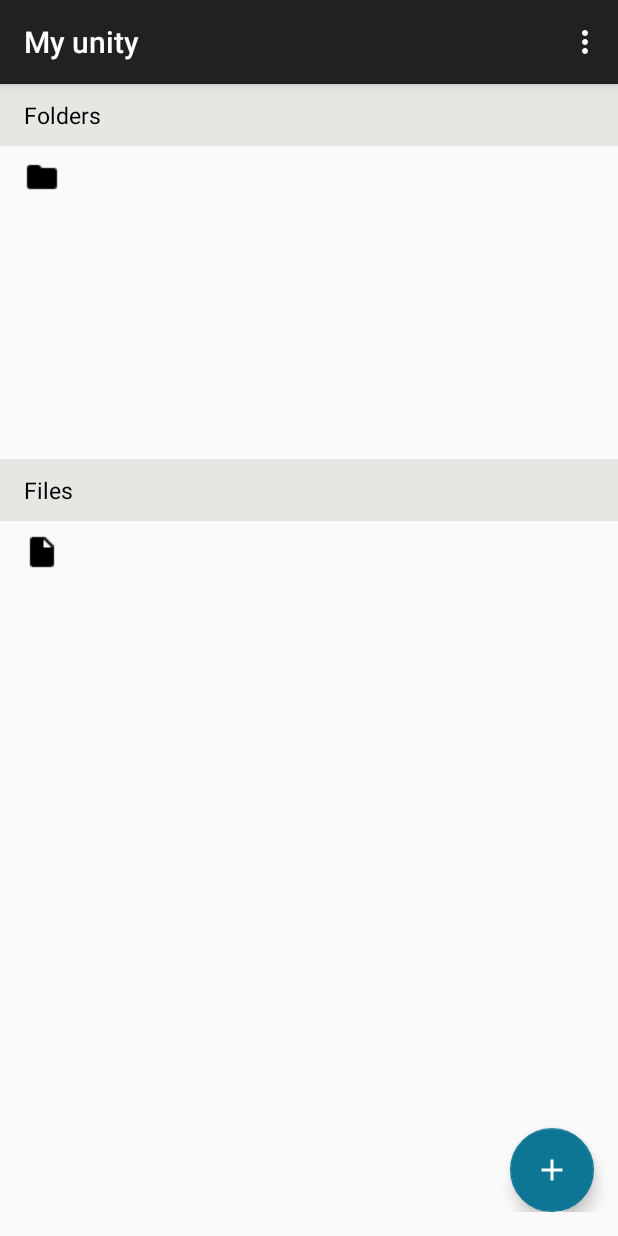
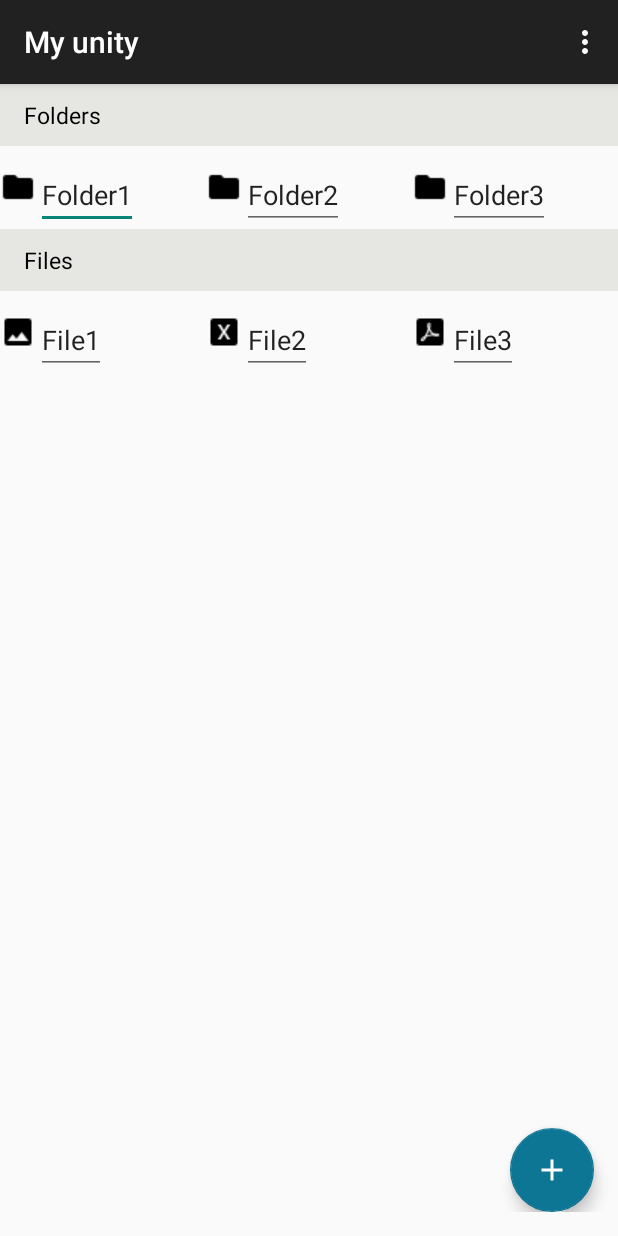
Before and after one commit to sloiza/Taller2, an Android app: the UsersActivity screen opened directly, with no data from a screen before it, on a phone screen of 412 x 824 dp. Run offline under Robolectric (Android 15) with nearby library versions, the light colour scheme and no system bars.

Commit message:
gridLayout in UsersActivity

```diff
--- a/app/build.gradle
+++ b/app/build.gradle
@@ -1,3 +1,13 @@
+buildscript {
+    repositories {
+        mavenCentral() // or jcenter()
+    }
+
+    dependencies {
+        classpath 'com.android.tools.build:gradle:1.3.1'
+    }
+}
+
 apply plugin: 'com.android.application'
 
 android {
@@ -23,5 +33,6 @@ dependencies {
     compile fileTree(dir: 'libs', include: ['*.jar'])
     compile 'com.android.support:appcompat-v7:23.0.1'
     compile 'com.android.support:design:23.0.1'
-    compile 'com.loopj.android:android-async-http:1.4.9'
+    compile project(':android-async-http-1.4.9')
+    compile project(':httpclient-4.4.1.1')
 }
--- a/app/src/main/java/tp/taller2/udrive/LoginActivity.java
+++ b/app/src/main/java/tp/taller2/udrive/LoginActivity.java
@@ -2,8 +2,8 @@ package tp.taller2.udrive;
 
 import android.app.ProgressDialog;
 import android.content.Intent;
+import android.os.Bundle;
 import android.support.v7.app.AppCompatActivity;
-import android.os.Bundle;
 import android.util.Log;
 import android.view.Menu;
 import android.view.MenuItem;
@@ -12,9 +12,9 @@ import android.widget.EditText;
 import android.widget.TextView;
 import android.widget.Toast;
 
-import com.loopj.android.http.RequestParams;
 import com.loopj.android.http.AsyncHttpClient;
 import com.loopj.android.http.AsyncHttpResponseHandler;
+import com.loopj.android.http.RequestParams;
 
 import org.json.JSONException;
 import org.json.JSONObject;
--- a/app/src/main/java/tp/taller2/udrive/UsersActivity.java
+++ b/app/src/main/java/tp/taller2/udrive/UsersActivity.java
@@ -17,12 +17,16 @@ import android.view.View;
 import android.view.ViewGroup;
 import android.widget.AdapterView;
 import android.widget.BaseAdapter;
+import android.widget.GridView;
 import android.widget.ImageView;
 import android.widget.ListView;
 import android.widget.RelativeLayout;
 import android.widget.TextView;
+import android.widget.Toast;
 
 import java.util.ArrayList;
+
+import static android.widget.Toast.*;
 
 public class UsersActivity extends AppCompatActivity {
 
@@ -34,6 +38,11 @@ public class UsersActivity extends AppCompatActivity {
     private DrawerLayout mDrawerLayout;
 
     ArrayList<NavItem> mNavItems = new ArrayList<NavItem>();
+
+    GridView foldersGrid;
+    ArrayList<Content> folders = new ArrayList<Content>();
+    GridView filesGrid;
+    ArrayList<Content> files = new ArrayList<Content>();
 
     class NavItem {
         String mTitle;
@@ -96,6 +105,62 @@ public class UsersActivity extends AppCompatActivity {
         }
     }
 
+
+    class Content {
+        String name;
+        int image;
+
+        public Content(String name, int image) {
+            this.name = name;
+            this.image = image;
+        }
+    }
+
+    class ContentsGridAdapter extends BaseAdapter {
+        private Context context;
+        private ArrayList<Content> contents;
+
+        public ContentsGridAdapter(Context context, ArrayList<Content> contents) {
+            this.context = context;
+            this.contents = contents;
+        }
+
+        @Override
+        public int getCount() {
+            return contents.size();
+        }
+
+        @Override
+        public Object getItem(int position) {
+            return contents.get(position);
+        }
+
+        @Override
+        public long getItemId(int position) {
+            return 0;
+        }
+
+        @Override
+        public View getView(int position, View convertView, ViewGroup parent) {
+            View view = convertView;
+
+            if (view == null) {
+
+                LayoutInflater inflater = (LayoutInflater) context.getSystemService(Context.LAYOUT_INFLATER_SERVICE);
+                view = inflater.inflate(R.layout.icon_grid_view, parent, false);
+            }
+
+            TextView nameView = (TextView) view.findViewById(R.id.contentName);
+            ImageView iconView = (ImageView) view.findViewById(R.id.contentIcon);
+
+            nameView.setText(contents.get(position).name );
+            iconView.setImageResource(contents.get(position).image);
+
+            return view;
+        }
+    }
+
+
     @Override
     protected void onCreate(Bundle savedInstanceState) {
         super.onCreate(savedInstanceState);
@@ -119,6 +184,35 @@ public class UsersActivity extends AppCompatActivity {
             @Override
             public void onItemClick(AdapterView<?> parent, View view, int position, long id) {
                 selectItemFromDrawer(position);
+            }
+        });
+
+
+        folders.add(new Content("Folder1", R.drawable.folder));
+        folders.add(new Content("Folder2", R.drawable.folder));
+        folders.add(new Content("Folder3", R.drawable.folder));
+
+        foldersGrid = (GridView) findViewById(R.id.foldersGridView);
+        foldersGrid.setAdapter(new ContentsGridAdapter(this, folders));
+
+        foldersGrid.setOnItemClickListener(new AdapterView.OnItemClickListener() {
+            @Override
+            public void onItemClick(AdapterView<?> parent, View view, int position, long id) {
+                //TODO: Open folder
+            }
+        });
+
+        files.add(new Content("File1", R.drawable.file_image_box));
+        files.add(new Content("File2", R.drawable.file_excel_box));
+        files.add(new Content("File3", R.drawable.file_pdf_box));
+
+        filesGrid = (GridView) findViewById(R.id.filesGridView);
+        filesGrid.setAdapter(new ContentsGridAdapter(this, files));
+
+        filesGrid.setOnItemClickListener(new AdapterView.OnItemClickListener() {
+            @Override
+            public void onItemClick(AdapterView<?> parent, View view, int position, long id) {
+                //TODO: Open file
             }
         });
 
--- a/app/src/main/res/layout/activity_users.xml
+++ b/app/src/main/res/layout/activity_users.xml
@@ -3,6 +3,7 @@
     android:id="@+id/drawerLayout"
     android:layout_width="match_parent"
     android:layout_height="match_parent">
+
 
     <RelativeLayout
         android:id="@+id/mainContent"
@@ -11,7 +12,17 @@
         android:layout_height="match_parent"
         android:paddingBottom="@dimen/activity_vertical_margin"
         tools:context="tp.taller2.udrive.UsersActivity">
+
+        <ScrollView
+            android:layout_width="match_parent"
+            android:layout_height="match_parent">
+
+            <RelativeLayout
+                android:layout_width="match_parent"
+                android:layout_height="match_parent">
+
                 <TextView
+                    android:id="@+id/foldersText"
                     android:layout_width="fill_parent"
                     android:layout_height="wrap_content"
                     android:paddingLeft="16dp"
@@ -25,15 +36,26 @@
                     android:layout_marginBottom="10dp"
                     android:paddingBottom="10dp"
                     android:paddingTop="10dp"/>
-        <ImageView
-            android:id="@+id/folder"
-            android:layout_width="24dp"
-            android:layout_height="24dp"
-            android:layout_gravity="center"
-            android:layout_marginLeft="16dp"
-            android:layout_marginTop="50dp"
-            android:src="@drawable/folder" />
+                <GridView
+                    android:id="@+id/foldersGridView"
+                    android:layout_width="match_parent"
+                    android:layout_height="wrap_content"
+                    android:columnWidth="120dp"
+                    android:numColumns="auto_fit"
+                    android:stretchMode="columnWidth"
+                    android:gravity="center"
+                    android:layout_below="@id/foldersText">
+                </GridView>
+                <!--<ImageView-->
+                    <!--android:id="@+id/folder"-->
+                    <!--android:layout_width="24dp"-->
+                    <!--android:layout_height="24dp"-->
+                    <!--android:layout_gravity="center"-->
+                    <!--android:layout_marginLeft="16dp"-->
+                    <!--android:layout_marginTop="50dp"-->
+                    <!--android:src="@drawable/folder" />-->
                 <TextView
+                    android:id="@+id/filesText"
                     android:layout_width="fill_parent"
                     android:layout_height="wrap_content"
                     android:paddingLeft="16dp"
@@ -44,23 +66,38 @@
                     android:fontFamily="sans-serif"
                     android:textStyle="normal"
                     android:layout_marginBottom="10dp"
-            android:layout_marginTop="250dp"
                     android:paddingBottom="10dp"
-            android:paddingTop="10dp"/>
-        <ImageView
+                    android:paddingTop="10dp"
+                    android:layout_below="@id/foldersGridView"/>
+                <GridView
+                    android:id="@+id/filesGridView"
+                    android:layout_width="match_parent"
+                    android:layout_height="wrap_content"
+                    android:columnWidth="120dp"
+                    android:numColumns="auto_fit"
+                    android:stretchMode="columnWidth"
+                    android:gravity="center"
+                    android:layout_below="@id/filesText">
+                </GridView>
+                <!--<ImageView
                     android:id="@+id/file"
                     android:layout_width="24dp"
                     android:layout_height="24dp"
                     android:layout_gravity="center"
                     android:layout_marginTop="300dp"
                     android:src="@drawable/file"
-            android:layout_marginLeft="16dp"/>
+                    android:layout_marginLeft="16dp"/>-->
+            </RelativeLayout>
+
+        </ScrollView>
+
         <android.support.design.widget.FloatingActionButton
             android:id="@+id/myFAB"
             android:layout_width="wrap_content"
             android:layout_height="wrap_content"
             android:src="@drawable/plus_white"
             android:layout_alignParentBottom="true"
+            android:layout_alignParentEnd="true"
             android:layout_alignParentRight="true"
             android:layout_marginRight="16dp"
             app:elevation="6dp"
--- /dev/null
+++ b/app/src/main/res/layout/icon_grid_view.xml
@@ -0,0 +1,24 @@
+<?xml version="1.0" encoding="utf-8"?>
+<RelativeLayout xmlns:android="http://schemas.android.com/apk/res/android"
+    android:orientation="vertical" android:layout_width="match_parent"
+    android:layout_height="match_parent">
+
+    <ImageView
+        android:layout_width="wrap_content"
+        android:layout_height="wrap_content"
+        android:id="@+id/contentIcon"
+        android:layout_alignParentLeft="true"
+        android:layout_alignParentStart="true"
+        android:layout_marginTop="5dp"
+        android:src="@drawable/file"/>
+
+    <EditText
+        android:layout_width="wrap_content"
+        android:layout_height="wrap_content"
+        android:id="@+id/contentName"
+        android:text="Name"
+        android:layout_toRightOf="@id/contentIcon"
+        android:layout_alignParentTop="true"/>
+
+    <!--TODO: Add file or folder info button-->
+</RelativeLayout>
--- a/app/src/main/res/values/strings.xml
+++ b/app/src/main/res/values/strings.xml
@@ -20,4 +20,7 @@
     <string name="files">Files</string>
     <string name="drawer_open">Open</string>
     <string name="drawer_close">Close</string>
+
+<!-- TODO: Remove or change this placeholder text -->
+    <string name="hello_blank_fragment">Hello blank fragment</string>
 </resources>
```
Also changed, not shown: 1 other file. Lines whose indentation alone changed are shown as unchanged.
